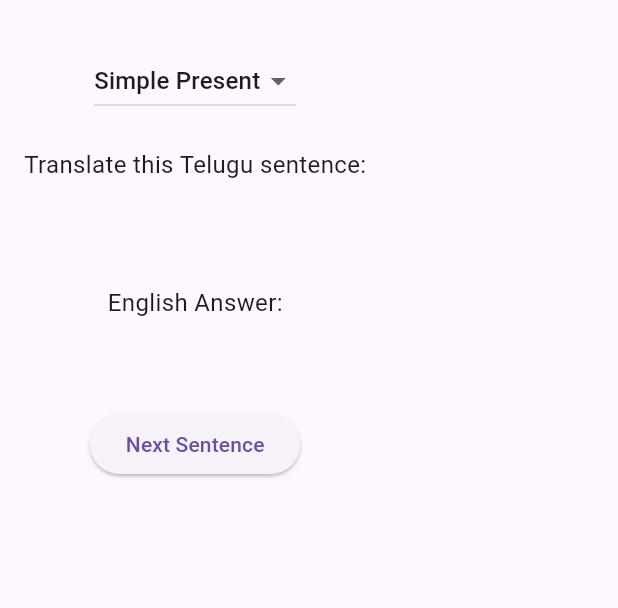
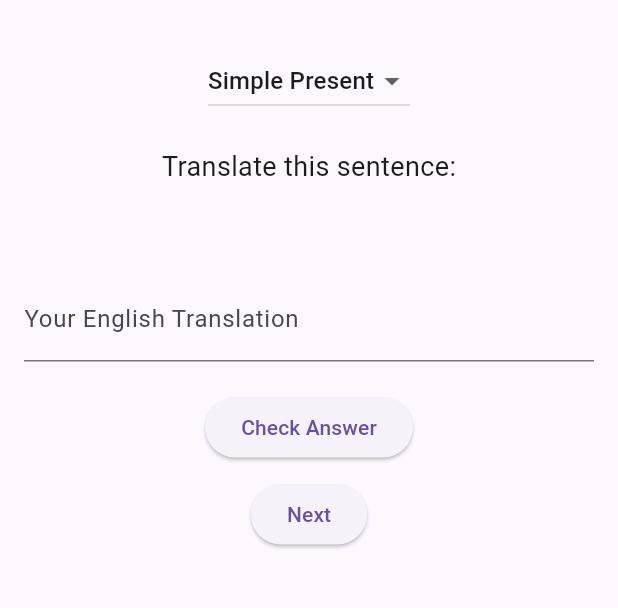
Before and after one commit to spokenenglishpraveen/spoken_english_app, a Flutter app: the TenseWisePage screen opened directly, on a phone screen of 412 x 824 dp, the part 63-671 px from its top. Run offline on Flutter 3.47's test engine with Material 3 defaults, Android fonts, the phone set to English and light mode, and no system bars; network calls fail.

Commit message:
Update tensewise_page.dart

```diff
--- a/frontend/lib/screens/tensewise_page.dart
+++ b/frontend/lib/screens/tensewise_page.dart
@@ -8,70 +8,92 @@ class TenseWisePage extends StatefulWidget {
 }
 
 class _TenseWisePageState extends State<TenseWisePage> {
+  final List<String> tenses = [
+    "Simple Present",
+    "Have to",
+  ];
+
   String selectedTense = "Simple Present";
-  String telugu = '';
-  String english = '';
+  String teluguSentence = "";
+  String correctEnglish = "";
+  String userAnswer = "";
+  String result = "";
 
-  List<String> tenses = ["Simple Present", "Have to"];
+  @override
+  void initState() {
+    super.initState();
+    fetchSentence();
+  }
 
-  Future<void> fetchSentenceByTense(String tense) async {
-    final response = await http.get(Uri.parse('http://127.0.0.1:5000/get_sentence_by_tense?tense=$tense'));
+  Future<void> fetchSentence() async {
+    final response = await http.get(Uri.parse(
+        'http://localhost:5000/get_sentence_by_tense?tense=${Uri.encodeComponent(selectedTense)}'));
 
     if (response.statusCode == 200) {
       final data = json.decode(response.body);
       setState(() {
-        telugu = data['telugu'];
-        english = data['english'];
+        teluguSentence = data['telugu'] ?? '';
+        correctEnglish = data['english'] ?? '';
+        userAnswer = "";
+        result = "";
       });
     } else {
       setState(() {
-        telugu = 'Error fetching data';
-        english = '';
+        teluguSentence = "Failed to load sentence.";
+        correctEnglish = "";
+        result = "";
       });
     }
   }
 
-  @override
-  void initState() {
-    super.initState();
-    fetchSentenceByTense(selectedTense);
+  void checkAnswer() {
+    setState(() {
+      result = userAnswer.trim().toLowerCase() == correctEnglish.toLowerCase()
+          ? "✅ Correct!"
+          : "❌ Incorrect. Answer: $correctEnglish";
+    });
   }
 
   @override
   Widget build(BuildContext context) {
     return Scaffold(
-      appBar: AppBar(title: Text('Tense-wise Practice')),
+      appBar: AppBar(title: Text("Tense-wise Practice")),
       body: Padding(
         padding: const EdgeInsets.all(16.0),
         child: Column(
           children: [
             DropdownButton<String>(
               value: selectedTense,
-              items: tenses.map((String value) {
-                return DropdownMenuItem<String>(
-                  value: value,
-                  child: Text(value),
+              onChanged: (value) {
+                setState(() {
+                  selectedTense = value!;
+                  fetchSentence();
+                });
+              },
+              items: tenses.map((tense) {
+                return DropdownMenuItem(
+                  value: tense,
+                  child: Text(tense),
                 );
               }).toList(),
-              onChanged: (String? newValue) {
-                setState(() {
-                  selectedTense = newValue!;
-                  fetchSentenceByTense(selectedTense);
-                });
+            ),
+            SizedBox(height: 20),
+            Text("Translate this sentence:", style: TextStyle(fontSize: 18)),
+            SizedBox(height: 10),
+            Text(teluguSentence, style: TextStyle(fontSize: 22, fontWeight: FontWeight.bold)),
+            SizedBox(height: 20),
+            TextField(
+              decoration: InputDecoration(labelText: "Your English Translation"),
+              onChanged: (value) {
+                userAnswer = value;
               },
             ),
             SizedBox(height: 20),
-            Text('Translate this Telugu sentence:', style: TextStyle(fontSize: 16)),
+            ElevatedButton(onPressed: checkAnswer, child: Text("Check Answer")),
             SizedBox(height: 10),
-            Text(telugu, style: TextStyle(fontSize: 20, color: Colors.blue)),
-            SizedBox(height: 30),
-            Text('English Answer:', style: TextStyle(fontSize: 16)),
-            Text(english, style: TextStyle(fontSize: 20, color: Colors.green)),
-            SizedBox(height: 30),
-            ElevatedButton(
-              onPressed: () => fetchSentenceByTense(selectedTense),
-              child: Text('Next Sentence'),
-            )
+            ElevatedButton(onPressed: fetchSentence, child: Text("Next")),
+            SizedBox(height: 20),
+            Text(result, style: TextStyle(fontSize: 18, color: Colors.deepPurple)),
           ],
         ),
       ),
```
